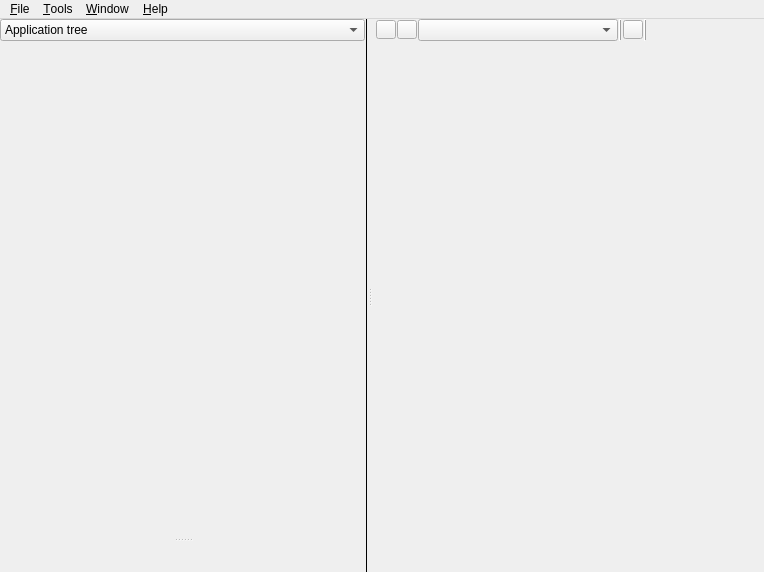
Qt form src/mainwindow.ui (fougue/mayo) before a commit.
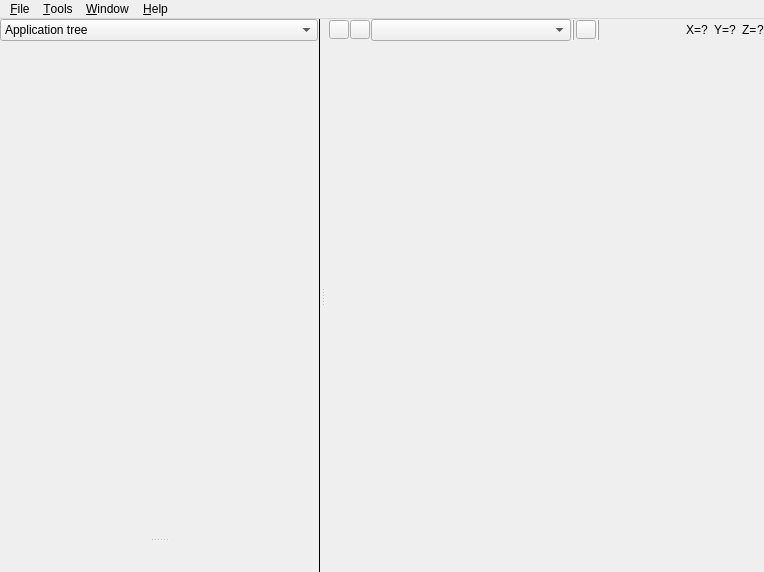
The same form after that commit. The open tabs and pages were chosen to show the change. Icons and pictures are not drawn. Custom widgets are drawn as their Qt base class.

Commit message:
Display 3D mouse coords of the active graphics view
GitHub issue #6

```diff
--- a/src/mainwindow.ui
+++ b/src/mainwindow.ui
@@ -388,6 +388,87 @@
                  </property>
                 </widget>
                </item>
+               <item>
+                <widget class="QWidget" name="widget_MouseCoords" native="true">
+                 <layout class="QHBoxLayout" name="horizontalLayout_7">
+                  <property name="leftMargin">
+                   <number>0</number>
+                  </property>
+                  <property name="topMargin">
+                   <number>0</number>
+                  </property>
+                  <property name="rightMargin">
+                   <number>0</number>
+                  </property>
+                  <property name="bottomMargin">
+                   <number>0</number>
+                  </property>
+                  <item>
+                   <layout class="QHBoxLayout" name="horizontalLayout_4">
+                    <property name="spacing">
+                     <number>0</number>
+                    </property>
+                    <item>
+                     <widget class="QLabel" name="label_PosX">
+                      <property name="text">
+                       <string>X=</string>
+                      </property>
+                     </widget>
+                    </item>
+                    <item>
+                     <widget class="QLabel" name="label_ValuePosX">
+                      <property name="text">
+                       <string>?</string>
+                      </property>
+                     </widget>
+                    </item>
+                   </layout>
+                  </item>
+                  <item>
+                   <layout class="QHBoxLayout" name="horizontalLayout_5">
+                    <property name="spacing">
+                     <number>0</number>
+                    </property>
+                    <item>
+                     <widget class="QLabel" name="label_PosY">
+                      <property name="text">
+                       <string>Y=</string>
+                      </property>
+                     </widget>
+                    </item>
+                    <item>
+                     <widget class="QLabel" name="label_ValuePosY">
+                      <property name="text">
+                       <string>?</string>
+                      </property>
+                     </widget>
+                    </item>
+                   </layout>
+                  </item>
+                  <item>
+                   <layout class="QHBoxLayout" name="horizontalLayout_6">
+                    <property name="spacing">
+                     <number>0</number>
+                    </property>
+                    <item>
+                     <widget class="QLabel" name="label_PosZ">
+                      <property name="text">
+                       <string>Z=</string>
+                      </property>
+                     </widget>
+                    </item>
+                    <item>
+                     <widget class="QLabel" name="label_ValuePosZ">
+                      <property name="text">
+                       <string>?</string>
+                      </property>
+                     </widget>
+                    </item>
+                   </layout>
+                  </item>
+                 </layout>
+                </widget>
+               </item>
               </layout>
              </widget>
             </item>
```
Left out of the diff: 2 changed lines with no effect on the pictures. The commit also changes 13 other files.
